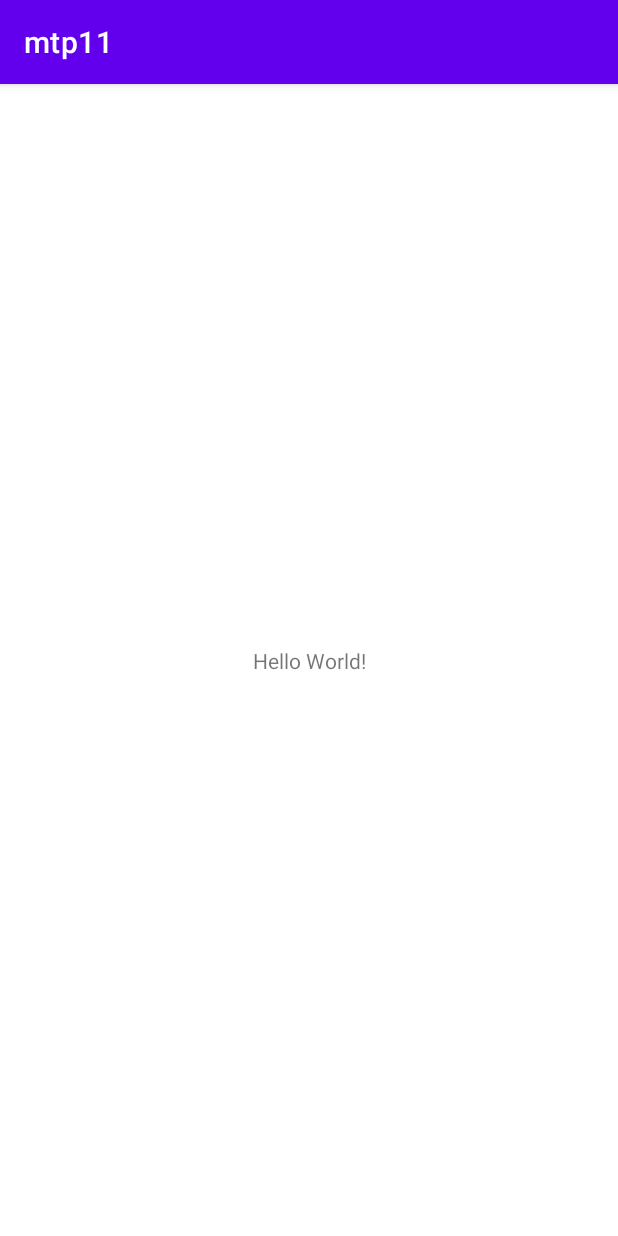
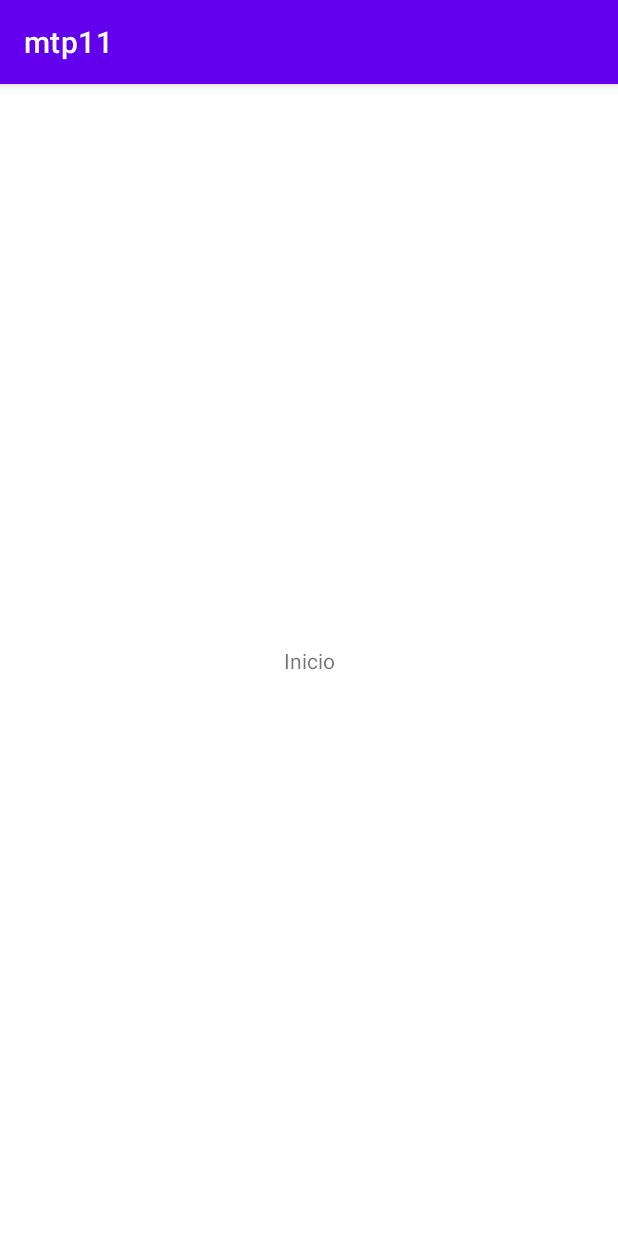
Before and after one commit to tasajos/loginfirebase, an Android app: the screen it shows after launch (MainActivity), on a phone screen of 412 x 824 dp. Run offline under Robolectric (Android 15) with nearby library versions, the phone set to English and light mode, and no system bars.

```diff
--- a/app/src/main/res/layout/activity_main.xml
+++ b/app/src/main/res/layout/activity_main.xml
@@ -9,7 +9,7 @@
     <TextView
         android:layout_width="wrap_content"
         android:layout_height="wrap_content"
-        android:text="Hello World!"
+        android:text="Inicio"
         app:layout_constraintBottom_toBottomOf="parent"
         app:layout_constraintEnd_toEndOf="parent"
         app:layout_constraintStart_toStartOf="parent"
```
